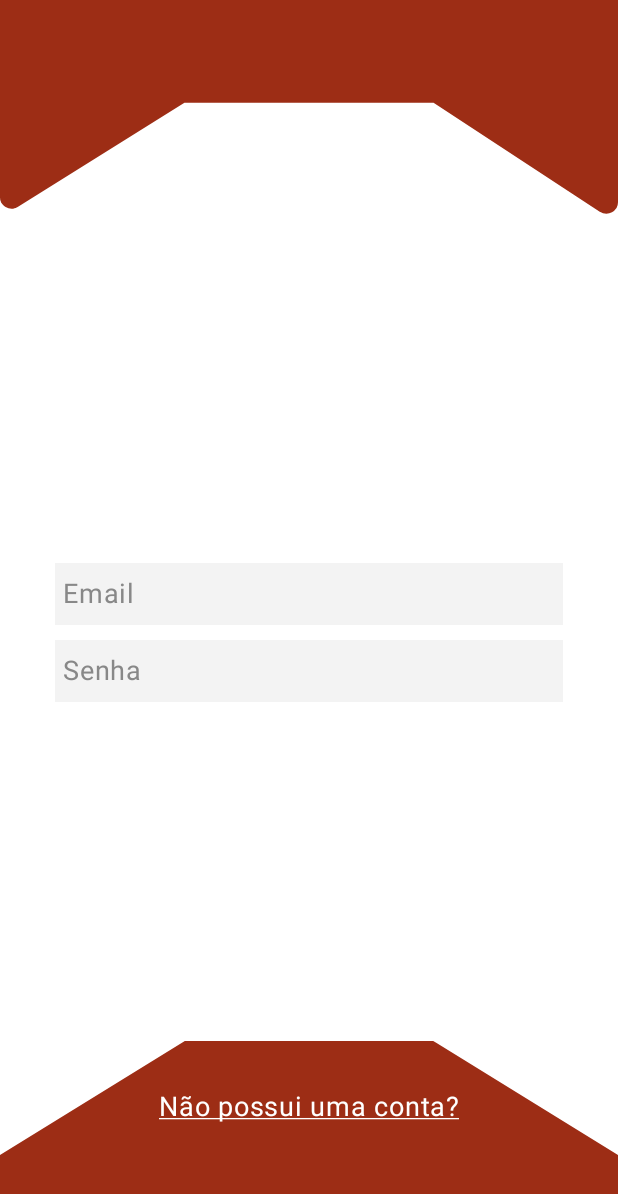
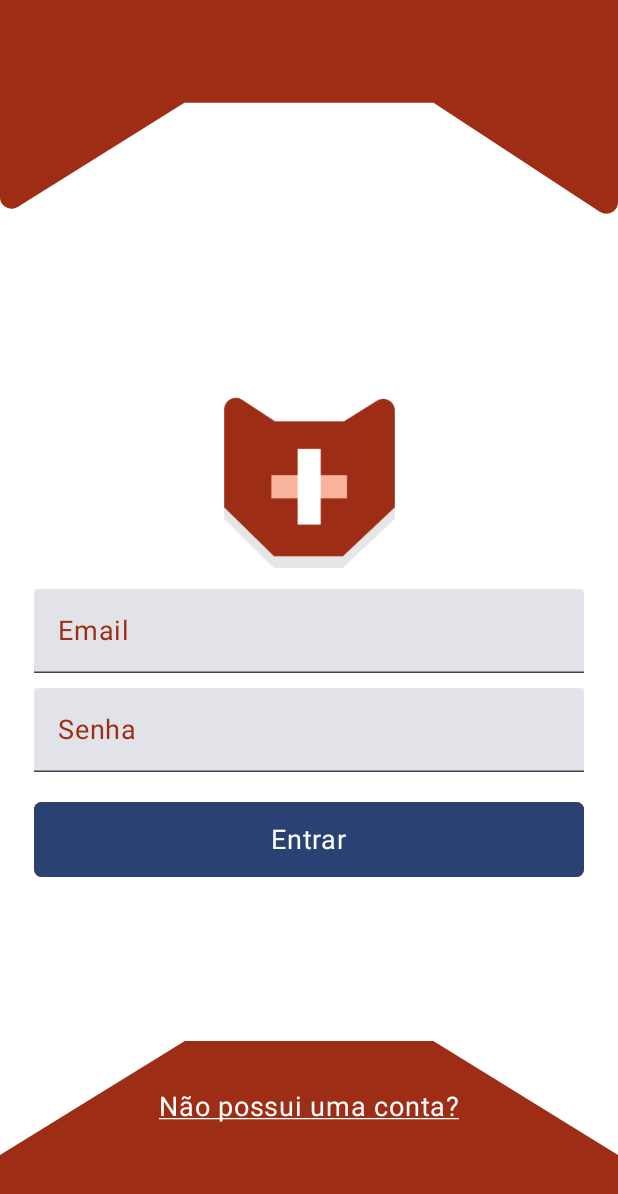
Before and after one commit to luizlopes12/RedBag-app, an Android app built with Jetpack Compose: the screen it shows after launch (MainActivity), on a phone screen of 412 x 824 dp. Shown: the top 1194 px of the screen. Run offline under Robolectric (Android 15) with nearby library versions, the phone set to English and light mode, and no system bars.

Commit message:
feat: Login page final ui

```diff
--- a/Kotlin-app/app/src/main/java/com/example/kotlin_app/presentation/login/LoginPage.kt
+++ b/Kotlin-app/app/src/main/java/com/example/kotlin_app/presentation/login/LoginPage.kt
@@ -1,13 +1,16 @@
 package com.example.kotlin_app.presentation.login
 
+import androidx.compose.foundation.BorderStroke
 import androidx.compose.foundation.Image
 import androidx.compose.foundation.background
+import androidx.compose.material3.TextField
 import androidx.compose.foundation.border
 import androidx.compose.foundation.layout.Arrangement
 import androidx.compose.foundation.layout.Box
 import androidx.compose.foundation.layout.Column
 import androidx.compose.foundation.layout.Row
 import androidx.compose.foundation.layout.Spacer
+import androidx.compose.foundation.layout.fillMaxHeight
 import androidx.compose.foundation.layout.fillMaxSize
 import androidx.compose.foundation.layout.fillMaxWidth
 import androidx.compose.foundation.layout.height
@@ -16,14 +19,17 @@ import androidx.compose.foundation.layout.padding
 import androidx.compose.foundation.layout.width
 import androidx.compose.foundation.shape.RoundedCornerShape
 import androidx.compose.foundation.text.BasicTextField
+import androidx.compose.foundation.text.KeyboardOptions
 import androidx.compose.material3.Button
 import androidx.compose.material3.ButtonDefaults
 import androidx.compose.material3.Divider
+import androidx.compose.material3.ExperimentalMaterial3Api
 import androidx.compose.material3.MaterialTheme
 import androidx.compose.material3.Surface
 import androidx.compose.material3.Text
 import androidx.compose.material3.TextButton
 import androidx.compose.material3.TextField
+import androidx.compose.material3.TextFieldDefaults
 import androidx.compose.runtime.Composable
 import androidx.compose.runtime.getValue
 import androidx.compose.runtime.mutableStateOf
@@ -45,14 +51,18 @@ import androidx.compose.ui.zIndex
 import com.example.kotlin_app.R
 import com.example.kotlin_app.ui.theme.WhiteGray
 import com.example.kotlin_app.ui.theme.Black
+import com.example.kotlin_app.ui.theme.Orange1
+import com.example.kotlin_app.ui.theme.Orange3
+import com.example.kotlin_app.ui.theme.Orange4
+import com.example.kotlin_app.ui.theme.White
+import org.intellij.lang.annotations.JdkConstants.HorizontalAlignment
 
 
+@OptIn(ExperimentalMaterial3Api::class)
 @Composable
 fun LoginPage() {
-    var email by remember { mutableStateOf("") }
-    var emailPlaceholder by remember { mutableStateOf("Email") }
-    var password by remember { mutableStateOf("") }
-    var passwordPlaceholder by remember { mutableStateOf("Senha") }
+    var email = remember { mutableStateOf("") }
+    var password = remember { mutableStateOf("") }
 
     MaterialTheme {
         Surface(
@@ -74,42 +84,39 @@ fun LoginPage() {
                 Box(
                     modifier = Modifier
                         .fillMaxWidth(.9f)
-                        .padding(horizontal = 16.dp),
+                        .padding(horizontal = 2.dp),
                 ){
                     Column(
                         modifier = Modifier
                             .fillMaxWidth()
                     ) {
-
+                        Row(
+                            modifier = Modifier
+                                .fillMaxWidth()
+                                .height(120.dp),
+                            horizontalArrangement = Arrangement.Center,
+                        ){
+                            Image(
+                                modifier = Modifier.fillMaxSize(),
+                                painter = painterResource(id = R.drawable.ic_logo),
+                                contentDescription = null
+                            )
+                        }
+                        Spacer(modifier = Modifier.height(14.dp))
                         Row(
                             modifier = Modifier
                                 .fillMaxWidth(),
                         ) {
-                                 BasicTextField(
-                                     value = email,
-                                     onValueChange = { email = it; emailPlaceholder = ""
+                            TextField(
+                                modifier = Modifier
+                                    .background(WhiteGray)
+                                    .fillMaxWidth(),
+                                value = email.value,
+                                onValueChange = {
+                                    email.value = it
                                 },
-                                     modifier = Modifier
-                                         .fillMaxWidth()
-                                         .background(WhiteGray)
-                                         .padding(
-                                             top = 10.dp,
-                                             bottom = 10.dp,
-                                             start = 5.dp,
-                                             end = 5.dp
-                                         ),
-                                 ) {
-                                     Text(
-                                         text = email,
-                                         style = MaterialTheme.typography.bodyLarge,
-                                         color = Black,
+                                label = { Text("Email", color = Orange1) },
                                 )
-                                     Text(
-                                         text = emailPlaceholder,
-                                         style = MaterialTheme.typography.bodyLarge,
-                                         color = Color.Gray
-                                     )
-                                 }
                              }
 
                         Spacer(modifier = Modifier.height(10.dp))
@@ -118,31 +125,37 @@ fun LoginPage() {
                             modifier = Modifier
                                 .fillMaxWidth()
                         ) {
-                            BasicTextField(
-                                value = password,
-                                onValueChange = { password = it; passwordPlaceholder = ""
+                            TextField(
+                                modifier = Modifier
+                                    .background(WhiteGray)
+                                    .fillMaxWidth(),
+                                value = password.value,
+                                onValueChange = {
+                                    password.value = it
                                 },
+                                label = { Text("Senha", color = Orange1)  },
+                            )
+                        }
+                        Spacer(modifier = Modifier.height(20.dp))
+                        Row(
                             modifier = Modifier
                                 .fillMaxWidth()
-                                    .background(WhiteGray)
-                                    .padding(
-                                        top = 10.dp,
-                                        bottom = 10.dp,
-                                        start = 5.dp,
-                                        end = 5.dp
-                                    ),
                         ) {
-                                Text(
-                                    text = password,
-                                    style = MaterialTheme.typography.bodyLarge,
-                                    color = Black,
+                            Button(
+                                onClick = { /*TODO*/ },
                                 modifier = Modifier
                                     .fillMaxWidth()
+                                    .height(50.dp)
+                                    .background(color = Orange4, shape = RoundedCornerShape(5.dp)),
+                                shape = RoundedCornerShape(5.dp),
+                                colors = ButtonDefaults.buttonColors(
+                                    contentColor = White,
                                 )
+                                ){
                                 Text(
-                                    text = passwordPlaceholder,
-                                    style = MaterialTheme.typography.bodyLarge,
-                                    color = Color.Gray
+                                    text = "Entrar",
+                                    color = Color.White,
+                                    style = MaterialTheme.typography.bodyLarge
                                 )
                             }
                         }
--- a/Kotlin-app/app/src/main/java/com/example/kotlin_app/ui/theme/Theme.kt
+++ b/Kotlin-app/app/src/main/java/com/example/kotlin_app/ui/theme/Theme.kt
@@ -14,13 +14,6 @@ import androidx.compose.ui.graphics.toArgb
 import androidx.compose.ui.platform.LocalContext
 import androidx.compose.ui.platform.LocalView
 import androidx.core.view.WindowCompat
-
-private val DarkColorScheme = darkColorScheme(
-    primary = Orange1,
-    secondary = Orange2,
-    tertiary = Orange3,
-    background = White,
-)
 
 private val LightColorScheme = lightColorScheme(
     primary = Orange1,
@@ -52,7 +45,7 @@ fun KotlinappTheme(
             if (darkTheme) dynamicDarkColorScheme(context) else dynamicLightColorScheme(context)
         }
 
-        darkTheme -> DarkColorScheme
+        darkTheme -> LightColorScheme
         else -> LightColorScheme
     }
     val view = LocalView.current
```
Also changed, not shown: Kotlin-app/app/src/main/res/drawable/ic_logo.png. Lines whose indentation alone changed are shown as unchanged.
